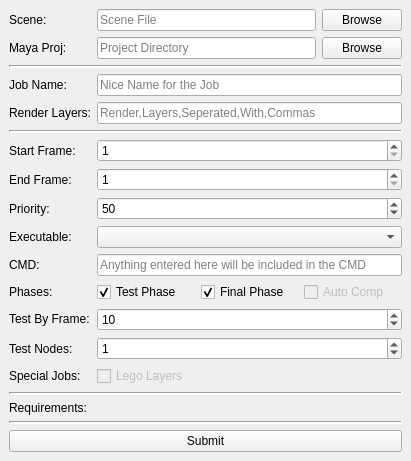
Old version of the form ui/UI_Submitter.ui in the repository david2777/DPS_Hydra.
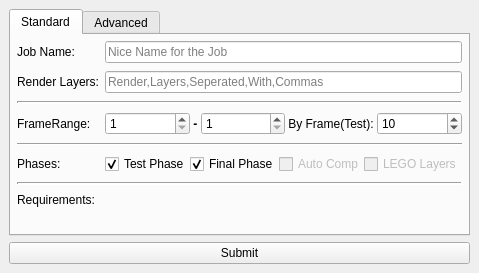
New version of the form.

Diff of the .ui file:
```diff
--- a/ui/UI_Submitter.ui
+++ b/ui/UI_Submitter.ui
@@ -6,8 +6,8 @@
    <rect>
     <x>0</x>
     <y>0</y>
-    <width>411</width>
-    <height>444</height>
+    <width>448</width>
+    <height>273</height>
    </rect>
   </property>
   <property name="sizePolicy">
@@ -20,92 +20,52 @@
    <string>Submitter</string>
   </property>
   <widget class="QWidget" name="centralwidget">
+   <property name="sizePolicy">
+    <sizepolicy hsizetype="Minimum" vsizetype="Minimum">
+     <horstretch>0</horstretch>
+     <verstretch>0</verstretch>
+    </sizepolicy>
+   </property>
    <layout class="QVBoxLayout" name="verticalLayout">
     <item>
+     <widget class="QTabWidget" name="tabWidget">
+      <property name="currentIndex">
+       <number>0</number>
+      </property>
+      <widget class="QWidget" name="tab">
+       <property name="sizePolicy">
+        <sizepolicy hsizetype="Expanding" vsizetype="Expanding">
+         <horstretch>0</horstretch>
+         <verstretch>0</verstretch>
+        </sizepolicy>
+       </property>
+       <attribute name="title">
+        <string>Standard</string>
+       </attribute>
      <layout class="QFormLayout" name="formLayout">
       <property name="fieldGrowthPolicy">
        <enum>QFormLayout::AllNonFixedFieldsGrow</enum>
       </property>
-      <property name="labelAlignment">
-       <set>Qt::AlignLeading|Qt::AlignLeft|Qt::AlignVCenter</set>
-      </property>
-      <property name="formAlignment">
-       <set>Qt::AlignLeading|Qt::AlignLeft|Qt::AlignTop</set>
-      </property>
-      <item row="0" column="0">
-       <widget class="QLabel" name="sceneLabel">
-        <property name="text">
-         <string>Scene:</string>
+        <property name="horizontalSpacing">
+         <number>6</number>
+        </property>
+        <property name="verticalSpacing">
+         <number>8</number>
+        </property>
+        <property name="margin">
+         <number>6</number>
         </property>
-       </widget>
-      </item>
-      <item row="0" column="1">
-       <layout class="QGridLayout" name="sceneLayout">
-        <item row="0" column="1">
-         <widget class="QPushButton" name="sceneButton">
-          <property name="text">
-           <string>Browse</string>
-          </property>
-         </widget>
-        </item>
         <item row="0" column="0">
-         <widget class="QLineEdit" name="sceneLineEdit">
-          <property name="placeholderText">
-           <string>Scene File</string>
-          </property>
-         </widget>
-        </item>
-       </layout>
-      </item>
-      <item row="1" column="0">
-       <widget class="QLabel" name="projLabel">
-        <property name="text">
-         <string>Maya Proj:</string>
-        </property>
-       </widget>
-      </item>
-      <item row="1" column="1">
-       <layout class="QGridLayout" name="projLayout">
-        <item row="0" column="1">
-         <widget class="QPushButton" name="projButton">
-          <property name="text">
-           <string>Browse</string>
-          </property>
-         </widget>
-        </item>
-        <item row="0" column="0">
-         <widget class="QLineEdit" name="projLineEdit">
-          <property name="readOnly">
-           <bool>true</bool>
-          </property>
-          <property name="placeholderText">
-           <string>Project Directory</string>
-          </property>
-         </widget>
-        </item>
-       </layout>
-      </item>
-      <item row="2" column="0" colspan="2">
-       <widget class="Line" name="line">
-        <property name="frameShadow">
-         <enum>QFrame::Sunken</enum>
-        </property>
-        <property name="lineWidth">
-         <number>2</number>
-        </property>
-        <property name="orientation">
-         <enum>Qt::Horizontal</enum>
-        </property>
-       </widget>
-      </item>
-      <item row="3" column="0">
        <widget class="QLabel" name="niceNameLabel">
         <property name="text">
          <string>Job Name:</string>
         </property>
-       </widget>
-      </item>
-      <item row="3" column="1">
+          <property name="buddy">
+           <cstring>niceNameLineEdit</cstring>
+          </property>
+         </widget>
+        </item>
+        <item row="0" column="1">
        <widget class="QLineEdit" name="niceNameLineEdit">
         <property name="text">
          <string/>
@@ -115,21 +75,24 @@
         </property>
        </widget>
       </item>
-      <item row="4" column="0">
+        <item row="1" column="0">
        <widget class="QLabel" name="renderLayersLabel">
         <property name="text">
          <string>Render Layers:</string>
         </property>
-       </widget>
-      </item>
-      <item row="4" column="1">
+          <property name="buddy">
+           <cstring>renderLayersLineEdit</cstring>
+          </property>
+         </widget>
+        </item>
+        <item row="1" column="1">
        <widget class="QLineEdit" name="renderLayersLineEdit">
         <property name="placeholderText">
          <string>Render,Layers,Seperated,With,Commas</string>
         </property>
        </widget>
       </item>
-      <item row="5" column="0" colspan="2">
+        <item row="2" column="0" colspan="2">
        <widget class="Line" name="line_2">
         <property name="lineWidth">
          <number>2</number>
@@ -139,18 +102,33 @@
         </property>
        </widget>
       </item>
-      <item row="6" column="0">
+        <item row="3" column="0">
        <widget class="QLabel" name="startFrameLabel">
         <property name="text">
-         <string>Start Frame:</string>
+           <string>FrameRange:</string>
         </property>
         <property name="buddy">
          <cstring>startSpinBox</cstring>
         </property>
        </widget>
       </item>
-      <item row="6" column="1">
+        <item row="3" column="1">
+         <layout class="QGridLayout" name="gridLayout" columnstretch="1,0,0,0,0">
+          <item row="0" column="3">
+           <widget class="QLabel" name="label">
+            <property name="text">
+             <string> By Frame(Test): </string>
+            </property>
+           </widget>
+          </item>
+          <item row="0" column="0">
        <widget class="QSpinBox" name="startSpinBox">
+            <property name="sizePolicy">
+             <sizepolicy hsizetype="Minimum" vsizetype="Fixed">
+              <horstretch>1</horstretch>
+              <verstretch>0</verstretch>
+             </sizepolicy>
+            </property>
         <property name="accelerated">
          <bool>true</bool>
         </property>
@@ -162,18 +140,14 @@
         </property>
        </widget>
       </item>
-      <item row="7" column="0">
-       <widget class="QLabel" name="endFrameLabel">
-        <property name="text">
-         <string>End Frame:</string>
-        </property>
-        <property name="buddy">
-         <cstring>endSpinBox</cstring>
-        </property>
-       </widget>
-      </item>
-      <item row="7" column="1">
+          <item row="0" column="2">
        <widget class="QSpinBox" name="endSpinBox">
+            <property name="sizePolicy">
+             <sizepolicy hsizetype="Minimum" vsizetype="Fixed">
+              <horstretch>1</horstretch>
+              <verstretch>0</verstretch>
+             </sizepolicy>
+            </property>
         <property name="accelerated">
          <bool>true</bool>
         </property>
@@ -185,7 +159,209 @@
         </property>
        </widget>
       </item>
-      <item row="8" column="0">
+          <item row="0" column="4">
+           <widget class="QSpinBox" name="testFramesSpinBox">
+            <property name="sizePolicy">
+             <sizepolicy hsizetype="Minimum" vsizetype="Fixed">
+              <horstretch>1</horstretch>
+              <verstretch>0</verstretch>
+             </sizepolicy>
+            </property>
+            <property name="accelerated">
+             <bool>true</bool>
+            </property>
+            <property name="minimum">
+             <number>1</number>
+            </property>
+            <property name="maximum">
+             <number>999</number>
+            </property>
+            <property name="value">
+             <number>10</number>
+            </property>
+           </widget>
+          </item>
+          <item row="0" column="1">
+           <widget class="QLabel" name="sepLabel">
+            <property name="sizePolicy">
+             <sizepolicy hsizetype="Minimum" vsizetype="Preferred">
+              <horstretch>0</horstretch>
+              <verstretch>0</verstretch>
+             </sizepolicy>
+            </property>
+            <property name="font">
+             <font>
+              <weight>75</weight>
+              <bold>true</bold>
+             </font>
+            </property>
+            <property name="text">
+             <string> - </string>
+            </property>
+            <property name="scaledContents">
+             <bool>false</bool>
+            </property>
+            <property name="wordWrap">
+             <bool>false</bool>
+            </property>
+           </widget>
+          </item>
+         </layout>
+        </item>
+        <item row="4" column="0" colspan="2">
+         <widget class="Line" name="line_6">
+          <property name="orientation">
+           <enum>Qt::Horizontal</enum>
+          </property>
+         </widget>
+        </item>
+        <item row="5" column="0">
+         <widget class="QLabel" name="phasesLabel">
+          <property name="text">
+           <string>Phases:</string>
+          </property>
+          <property name="buddy">
+           <cstring>testCheckBox</cstring>
+          </property>
+         </widget>
+        </item>
+        <item row="5" column="1">
+         <layout class="QHBoxLayout" name="phaseLayout">
+          <item>
+           <widget class="QCheckBox" name="testCheckBox">
+            <property name="text">
+             <string>Test Phase</string>
+            </property>
+            <property name="checked">
+             <bool>true</bool>
+            </property>
+           </widget>
+          </item>
+          <item>
+           <widget class="QCheckBox" name="finalCheckBox">
+            <property name="text">
+             <string>Final Phase</string>
+            </property>
+            <property name="checked">
+             <bool>true</bool>
+            </property>
+           </widget>
+          </item>
+          <item>
+           <widget class="QCheckBox" name="autocompCheckBox">
+            <property name="enabled">
+             <bool>false</bool>
+            </property>
+            <property name="text">
+             <string>Auto Comp</string>
+            </property>
+           </widget>
+          </item>
+          <item>
+           <widget class="QCheckBox" name="legoLayersCheckBox">
+            <property name="enabled">
+             <bool>false</bool>
+            </property>
+            <property name="text">
+             <string>LEGO Layers</string>
+            </property>
+           </widget>
+          </item>
+         </layout>
+        </item>
+        <item row="6" column="0" colspan="2">
+         <widget class="Line" name="line_3">
+          <property name="lineWidth">
+           <number>2</number>
+          </property>
+          <property name="orientation">
+           <enum>Qt::Horizontal</enum>
+          </property>
+         </widget>
+        </item>
+        <item row="7" column="0">
+         <widget class="QLabel" name="requirementsLabel">
+          <property name="text">
+           <string>Requirements:</string>
+          </property>
+         </widget>
+        </item>
+        <item row="7" column="1">
+         <layout class="QGridLayout" name="reqsGrid"/>
+        </item>
+       </layout>
+      </widget>
+      <widget class="QWidget" name="tab_2">
+       <attribute name="title">
+        <string>Advanced</string>
+       </attribute>
+       <layout class="QFormLayout" name="formLayout_3">
+        <property name="fieldGrowthPolicy">
+         <enum>QFormLayout::AllNonFixedFieldsGrow</enum>
+        </property>
+        <property name="horizontalSpacing">
+         <number>6</number>
+        </property>
+        <property name="verticalSpacing">
+         <number>6</number>
+        </property>
+        <property name="margin">
+         <number>6</number>
+        </property>
+        <item row="0" column="0">
+         <widget class="QLabel" name="sceneLabel">
+          <property name="text">
+           <string>Scene:</string>
+          </property>
+         </widget>
+        </item>
+        <item row="0" column="1">
+         <layout class="QGridLayout" name="sceneLayout">
+          <item row="0" column="1">
+           <widget class="QPushButton" name="sceneButton">
+            <property name="text">
+             <string>Browse</string>
+            </property>
+           </widget>
+          </item>
+          <item row="0" column="0">
+           <widget class="QLineEdit" name="sceneLineEdit">
+            <property name="placeholderText">
+             <string>Scene File</string>
+            </property>
+           </widget>
+          </item>
+         </layout>
+        </item>
+        <item row="2" column="0">
+         <widget class="QLabel" name="projLabel">
+          <property name="text">
+           <string>Maya Proj:</string>
+          </property>
+         </widget>
+        </item>
+        <item row="2" column="1">
+         <layout class="QGridLayout" name="mayaProjLayout">
+          <item row="0" column="1">
+           <widget class="QPushButton" name="projButton">
+            <property name="text">
+             <string>Browse</string>
+            </property>
+           </widget>
+          </item>
+          <item row="0" column="0">
+           <widget class="QLineEdit" name="projLineEdit">
+            <property name="readOnly">
+             <bool>true</bool>
+            </property>
+            <property name="placeholderText">
+             <string>Project Directory</string>
+            </property>
+           </widget>
+          </item>
+         </layout>
+        </item>
+        <item row="6" column="0">
        <widget class="QLabel" name="priorityLabel">
         <property name="text">
          <string>Priority:</string>
@@ -195,7 +371,7 @@
         </property>
        </widget>
       </item>
-      <item row="8" column="1">
+        <item row="6" column="1">
        <widget class="QSpinBox" name="prioritySpinBox">
         <property name="minimum">
          <number>-100</number>
@@ -208,24 +384,24 @@
         </property>
        </widget>
       </item>
-      <item row="9" column="0">
+        <item row="7" column="0">
        <widget class="QLabel" name="executableLabel">
         <property name="text">
          <string>Executable:</string>
         </property>
        </widget>
       </item>
-      <item row="9" column="1">
+        <item row="7" column="1">
        <widget class="QComboBox" name="executableComboBox"/>
       </item>
-      <item row="10" column="0">
+        <item row="8" column="0">
        <widget class="QLabel" name="cmdLabel">
         <property name="text">
          <string>CMD:</string>
         </property>
        </widget>
       </item>
-      <item row="10" column="1">
+        <item row="8" column="1">
        <widget class="QLineEdit" name="cmdLineEdit">
         <property name="text">
          <string/>
@@ -235,78 +411,14 @@
         </property>
        </widget>
       </item>
-      <item row="11" column="0">
-       <widget class="QLabel" name="phasesLabel">
-        <property name="text">
-         <string>Phases:</string>
-        </property>
-       </widget>
-      </item>
-      <item row="11" column="1">
-       <layout class="QHBoxLayout" name="phaseLayout">
-        <item>
-         <widget class="QCheckBox" name="testCheckBox">
-          <property name="text">
-           <string>Test Phase</string>
-          </property>
-          <property name="checked">
-           <bool>true</bool>
-          </property>
-         </widget>
-        </item>
-        <item>
-         <widget class="QCheckBox" name="finalCheckBox">
-          <property name="text">
-           <string>Final Phase</string>
-          </property>
-          <property name="checked">
-           <bool>true</bool>
-          </property>
-         </widget>
-        </item>
-        <item>
-         <widget class="QCheckBox" name="autocompCheckBox">
-          <property name="enabled">
-           <bool>false</bool>
-          </property>
-          <property name="text">
-           <string>Auto Comp</string>
-          </property>
-         </widget>
-        </item>
-       </layout>
-      </item>
-      <item row="12" column="0">
-       <widget class="QLabel" name="testFramesLabel">
-        <property name="text">
-         <string>&lt;html&gt;&lt;head/&gt;&lt;body&gt;&lt;p&gt;Test By Frame:&lt;/p&gt;&lt;/body&gt;&lt;/html&gt;</string>
-        </property>
-        <property name="buddy">
-         <cstring>testFramesSpinBox</cstring>
-        </property>
-       </widget>
-      </item>
-      <item row="12" column="1">
-       <widget class="QSpinBox" name="testFramesSpinBox">
-        <property name="minimum">
-         <number>1</number>
-        </property>
-        <property name="maximum">
-         <number>999</number>
-        </property>
-        <property name="value">
-         <number>10</number>
-        </property>
-       </widget>
-      </item>
-      <item row="13" column="0">
+        <item row="9" column="0">
        <widget class="QLabel" name="testNodesLabel">
         <property name="text">
          <string>Test Nodes:</string>
         </property>
        </widget>
       </item>
-      <item row="13" column="1">
+        <item row="9" column="1">
        <widget class="QSpinBox" name="testNodesSpinBox">
         <property name="enabled">
          <bool>true</bool>
@@ -316,61 +428,25 @@
         </property>
        </widget>
       </item>
-      <item row="14" column="0">
-       <widget class="QLabel" name="specialJobsLabel">
-        <property name="text">
-         <string>Special Jobs:</string>
-        </property>
-       </widget>
-      </item>
-      <item row="14" column="1">
-       <layout class="QHBoxLayout" name="specialLayout">
-        <item>
-         <widget class="QCheckBox" name="legoLayersCheckBox">
-          <property name="enabled">
-           <bool>false</bool>
-          </property>
-          <property name="text">
-           <string>Lego Layers</string>
-          </property>
-         </widget>
-        </item>
-       </layout>
-      </item>
-      <item row="15" column="0" colspan="2">
-       <widget class="Line" name="line_3">
-        <property name="lineWidth">
-         <number>2</number>
-        </property>
+        <item row="5" column="0" colspan="2">
+         <widget class="Line" name="line">
         <property name="orientation">
          <enum>Qt::Horizontal</enum>
         </property>
        </widget>
       </item>
-      <item row="16" column="0">
-       <widget class="QLabel" name="requirementsLabel">
-        <property name="text">
-         <string>Requirements:</string>
-        </property>
-       </widget>
-      </item>
-      <item row="16" column="1">
-       <layout class="QGridLayout" name="reqsGrid"/>
-      </item>
-      <item row="17" column="0" colspan="2">
-       <widget class="Line" name="line_4">
-        <property name="lineWidth">
-         <number>2</number>
-        </property>
-        <property name="orientation">
-         <enum>Qt::Horizontal</enum>
-        </property>
-       </widget>
-      </item>
-     </layout>
+       </layout>
+      </widget>
+     </widget>
     </item>
     <item>
      <widget class="QPushButton" name="submitButton">
+      <property name="sizePolicy">
+       <sizepolicy hsizetype="Minimum" vsizetype="Minimum">
+        <horstretch>0</horstretch>
+        <verstretch>0</verstretch>
+       </sizepolicy>
+      </property>
       <property name="text">
        <string>Submit</string>
       </property>
```
Left out of the diff: 7 changed lines with no effect on the pictures. Lines whose indentation alone changed are shown as unchanged.
